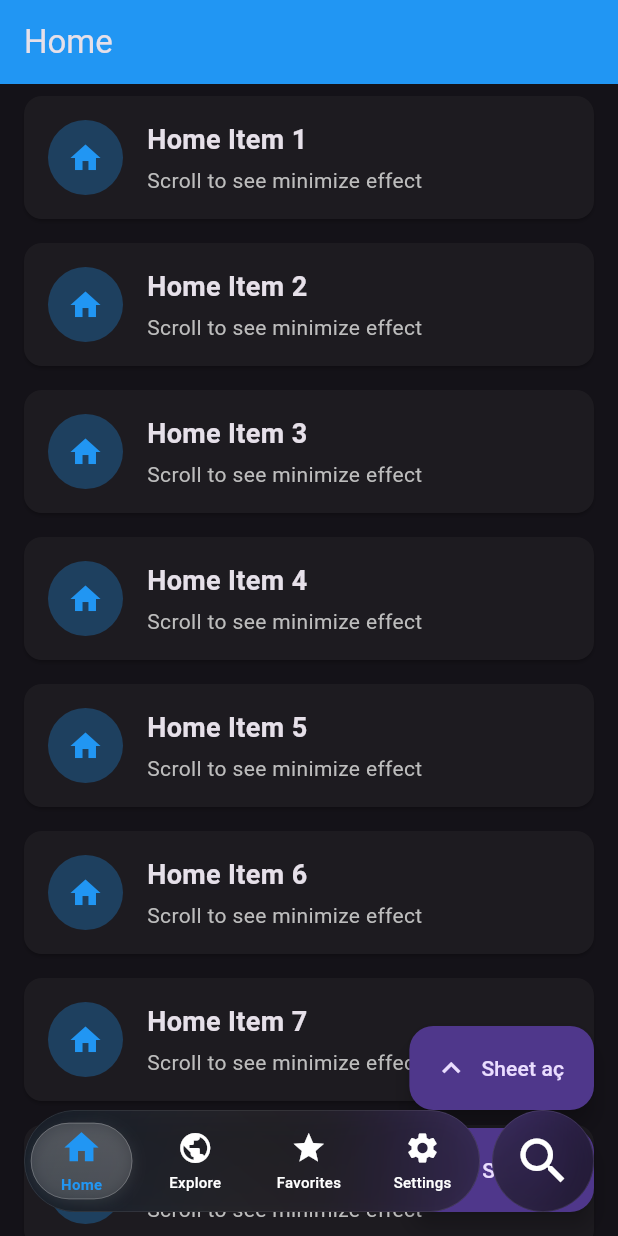
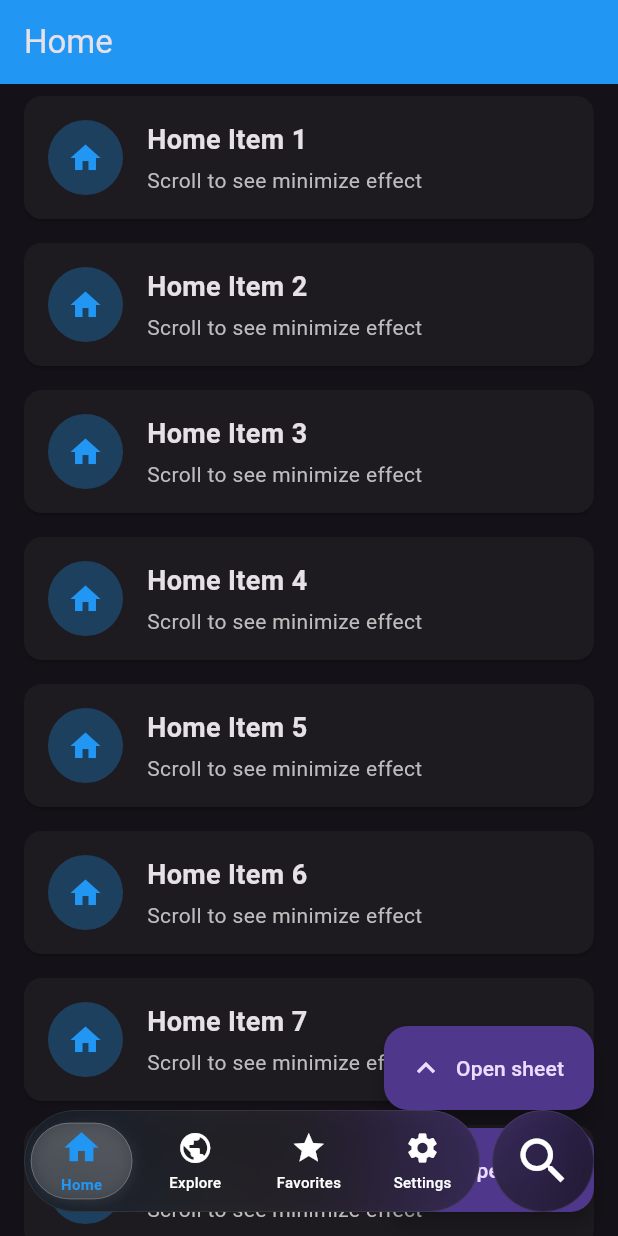
Before and after one commit to mesutissever/liquid_tabbar_minimize, a Flutter app: the screen it shows after launch, on a phone screen of 412 x 824 dp. Run offline on Flutter 3.47's test engine with Material 3 defaults, Android fonts, the phone set to English and light mode, and no system bars; our stand-ins replace plugin_platform_interface.

```diff
--- a/example/lib/main.dart
+++ b/example/lib/main.dart
@@ -11,9 +11,27 @@ class MyApp extends StatelessWidget {
     return MaterialApp(
       debugShowCheckedModeBanner: false,
       theme: ThemeData.dark(),
-      navigatorObservers: [LiquidRouteObserver.instance],
+      navigatorObservers: [
+        DebugRouteObserver(), // your app-level observer
+        LiquidRouteObserver.instance, // tabbar observer
+      ],
       home: const HomePage(),
     );
+  }
+}
+
+/// Sample observer; replace with your Firebase/analytics observer.
+class DebugRouteObserver extends RouteObserver<PageRoute<dynamic>> {
+  @override
+  void didPush(Route route, Route? previousRoute) {
+    super.didPush(route, previousRoute);
+    debugPrint('didPush -> ${route.settings.name}');
+  }
+
+  @override
+  void didPop(Route route, Route? previousRoute) {
+    super.didPop(route, previousRoute);
+    debugPrint('didPop -> ${route.settings.name}');
   }
 }
 
@@ -169,14 +187,14 @@ class _HomePageState extends State<HomePage> {
         FloatingActionButton.extended(
           heroTag: 'sheet',
           onPressed: () => _showDemoSheet(context),
-          label: const Text('Sheet aç'),
+          label: const Text('Open sheet'),
           icon: const Icon(Icons.keyboard_arrow_up),
         ),
         const SizedBox(height: 12),
         FloatingActionButton.extended(
           heroTag: 'push',
           onPressed: () => _pushDemoPage(context),
-          label: const Text('Sayfa aç'),
+          label: const Text('Open page'),
           icon: const Icon(Icons.open_in_new),
         ),
       ],
@@ -199,8 +217,8 @@ class _HomePageState extends State<HomePage> {
                 controller: controller,
                 itemCount: 30,
                 itemBuilder: (context, index) => ListTile(
-                  title: Text('Bottom sheet satırı ${index + 1}'),
-                  subtitle: const Text('Tabbar gizlendi mi kontrol et'),
+                  title: Text('Bottom sheet row ${index + 1}'),
+                  subtitle: const Text('Confirm tabbar hides under sheet'),
                 ),
               ),
             );
@@ -215,14 +233,14 @@ class _HomePageState extends State<HomePage> {
       MaterialPageRoute(
         builder: (context) => Scaffold(
           appBar: AppBar(
-            title: const Text('Yeni Sayfa'),
+            title: const Text('New Page'),
             backgroundColor: Colors.red,
           ),
           body: ListView.builder(
             itemCount: 40,
             itemBuilder: (context, index) => ListTile(
-              title: Text('Push edilen sayfa satırı ${index + 1}'),
-              subtitle: const Text('Tabbar animasyonda görünmüyor mu?'),
+              title: Text('Pushed page row ${index + 1}'),
+              subtitle: const Text('Tabbar hidden during transition?'),
             ),
           ),
         ),
--- a/lib/src/liquid_bottom_navigation_bar.dart
+++ b/lib/src/liquid_bottom_navigation_bar.dart
@@ -155,7 +155,7 @@ class _LiquidBottomNavigationBarState extends State<LiquidBottomNavigationBar>
     final secondaryAnim =
         route?.secondaryAnimation ?? kAlwaysDismissedAnimation;
 
-    // Route animasyonlarına kulak verip barı anında gizlemek/göstermek için AnimatedBuilder
+    // Listen to route animations so we can hide/show instantly during transitions
     return AnimatedBuilder(
       animation: Listenable.merge([primaryAnim, secondaryAnim]),
       builder: (context, child) {
@@ -344,7 +344,7 @@ class _LiquidBottomNavigationBarState extends State<LiquidBottomNavigationBar>
   }
 }
 
-// Custom liquid tab bar (iOS < 26 veya forceCustomBar: true)
+// Custom liquid tab bar (iOS < 26 or forceCustomBar: true)
 class _CustomLiquidBar extends StatefulWidget {
   final int currentIndex;
   final ValueChanged<int>? onTap;
--- a/lib/src/liquid_route_observer.dart
+++ b/lib/src/liquid_route_observer.dart
@@ -1,6 +1,6 @@
 import 'package:flutter/widgets.dart';
 
-/// Paylaşımlı RouteObserver; MaterialApp.router kullanıyorsanız observers'a ekleyin.
+/// Shared RouteObserver; add to `navigatorObservers` (including MaterialApp.router).
 class LiquidRouteObserver extends RouteObserver<PageRoute<dynamic>> {
   LiquidRouteObserver._();
   static final LiquidRouteObserver instance = LiquidRouteObserver._();
```
Also changed, not shown: 2 other files.
